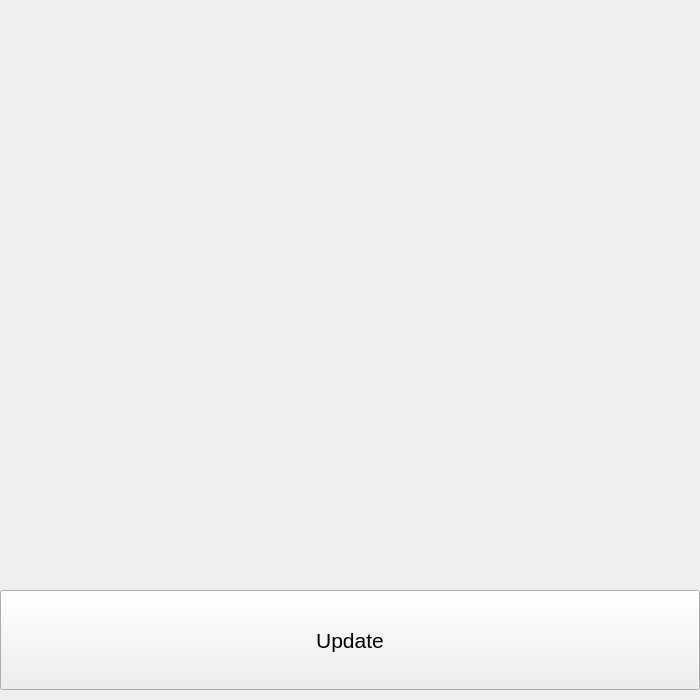
Before: the Qt Designer form graph.ui in AndrewAbramow/Q5-temperature-controller, drawn with Qt 5.
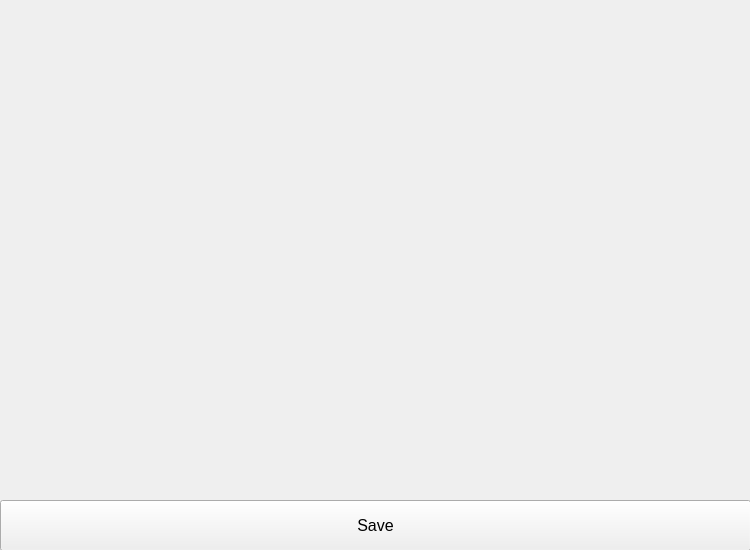
After: the same form once the commit is applied.

Commit message: png output from graph & csv output from database added

Patch:
```diff
--- a/graph.ui
+++ b/graph.ui
@@ -6,8 +6,8 @@
    <rect>
     <x>0</x>
     <y>0</y>
-    <width>700</width>
-    <height>700</height>
+    <width>750</width>
+    <height>550</height>
    </rect>
   </property>
   <property name="windowTitle">
@@ -18,7 +18,7 @@
     <rect>
      <x>0</x>
      <y>0</y>
-     <width>700</width>
+     <width>750</width>
      <height>500</height>
     </rect>
    </property>
@@ -28,19 +28,19 @@
    <property name="geometry">
     <rect>
      <x>0</x>
-     <y>590</y>
-     <width>700</width>
-     <height>100</height>
+     <y>500</y>
+     <width>751</width>
+     <height>51</height>
     </rect>
    </property>
    <property name="font">
     <font>
      <family>Ubuntu</family>
-     <pointsize>16</pointsize>
+     <pointsize>12</pointsize>
     </font>
    </property>
    <property name="text">
-    <string>Update</string>
+    <string>Save</string>
    </property>
   </widget>
  </widget>
```
Left out of the diff: 2 changed lines with no effect on the pictures. The commit also changes 9 other files.
